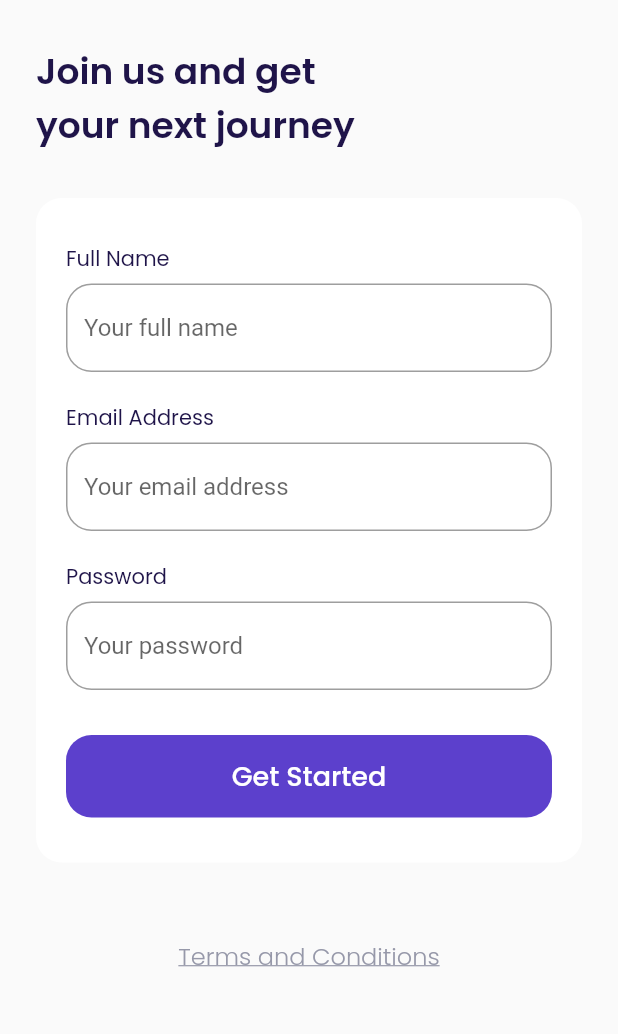
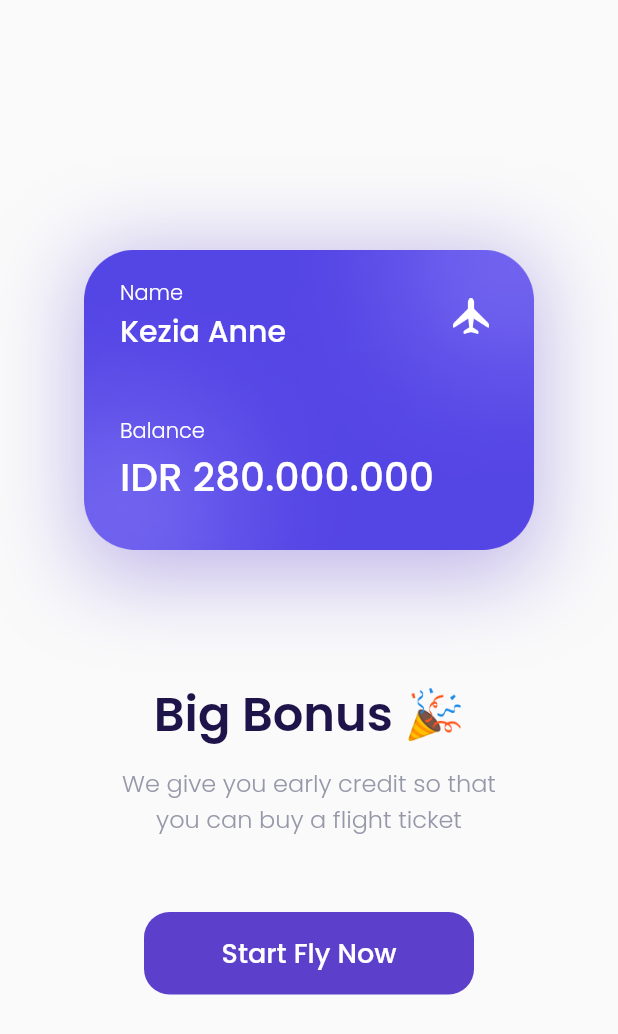
Before and after one commit to whisnuys/flutter-bookflights-app, a Flutter app: the SignUpPage screen opened by its route, after a tap on "Get Started", on a phone screen of 412 x 824 dp. Shown: the top 1034 px of the screen. Run offline on Flutter 3.47's test engine with Material 2 defaults, Android fonts, the phone set to English and light mode, and no system bars; our stand-ins replace google_fonts.

Commit message:
adding a bonus page

```diff
--- a/lib/main.dart
+++ b/lib/main.dart
@@ -1,5 +1,6 @@
 // ignore_for_file: prefer_const_constructors
 
+import 'package:bwa_airplane/ui/pages/bonus_page.dart';
 import 'package:bwa_airplane/ui/pages/get_started_page.dart';
 import 'package:bwa_airplane/ui/pages/signup_page.dart';
 import 'package:bwa_airplane/ui/pages/splash_page.dart';
@@ -18,6 +19,7 @@
         "/": (context) => SplashPage(),
         "/get-started": (context) => GetStartedPage(),
         "/sign-up": (context) => SignUpPage(),
+        "/bonus": (context) => BonusPage(),
       },
     );
   }
--- /dev/null
+++ b/lib/ui/pages/bonus_page.dart
@@ -0,0 +1,161 @@
+// ignore_for_file: prefer_const_constructors
+
+import 'package:flutter/material.dart';
+import '../../shared/theme.dart';
+
+class BonusPage extends StatelessWidget {
+  const BonusPage({Key? key}) : super(key: key);
+
+  @override
+  Widget build(BuildContext context) {
+    Widget bonusCard() {
+      return Container(
+        width: 300,
+        height: 211,
+        padding: EdgeInsets.all(defaultMargin),
+        decoration: BoxDecoration(
+          image: DecorationImage(
+            image: AssetImage(
+              'assets/image_card.png',
+            ),
+          ),
+          boxShadow: [
+            BoxShadow(
+              color: kPrimaryColor.withOpacity(0.4),
+              offset: Offset(0, 10),
+              blurRadius: 50,
+            ),
+          ],
+        ),
+        child: Column(
+          crossAxisAlignment: CrossAxisAlignment.start,
+          children: [
+            Row(
+              children: [
+                Expanded(
+                  child: Column(
+                    crossAxisAlignment: CrossAxisAlignment.start,
+                    children: [
+                      Text(
+                        'Name',
+                        style: whiteTextStyle.copyWith(
+                          fontWeight: light,
+                        ),
+                      ),
+                      Text(
+                        'Kezia Anne',
+                        style: whiteTextStyle.copyWith(
+                          fontSize: 20,
+                          fontWeight: medium,
+                        ),
+                        overflow: TextOverflow.ellipsis,
+                      ),
+                    ],
+                  ),
+                ),
+                Container(
+                  width: 24,
+                  height: 24,
+                  margin: EdgeInsets.only(
+                    right: 6,
+                  ),
+                  decoration: BoxDecoration(
+                    image: DecorationImage(
+                      image: AssetImage(
+                        'assets/icon_plane.png',
+                      ),
+                    ),
+                  ),
+                ),
+              ],
+            ),
+            SizedBox(
+              height: 41,
+            ),
+            Text(
+              'Balance',
+              style: whiteTextStyle.copyWith(
+                fontWeight: light,
+              ),
+            ),
+            Text(
+              'IDR 280.000.000',
+              style: whiteTextStyle.copyWith(
+                fontSize: 26,
+                fontWeight: medium,
+              ),
+            ),
+          ],
+        ),
+      );
+    }
+
+    Widget title() {
+      return Container(
+        margin: EdgeInsets.only(top: 80),
+        child: Text(
+          'Big Bonus 🎉',
+          style: blackTextStyle.copyWith(
+            fontSize: 32,
+            fontWeight: semiBold,
+          ),
+        ),
+      );
+    }
+
+    Widget subTitle() {
+      return Container(
+        margin: EdgeInsets.only(top: 10),
+        child: Text(
+          'We give you early credit so that\nyou can buy a flight ticket',
+          style: greyTextStyle.copyWith(
+            fontSize: 16,
+            fontWeight: light,
+          ),
+          textAlign: TextAlign.center,
+        ),
+      );
+    }
+
+    Widget startButton() {
+      return Container(
+        width: 220,
+        height: 55,
+        margin: EdgeInsets.only(top: 50),
+        child: TextButton(
+          onPressed: () {},
+          style: TextButton.styleFrom(
+            backgroundColor: kPrimaryColor,
+            shape: RoundedRectangleBorder(
+              borderRadius: BorderRadius.circular(
+                defaultRadius,
+              ),
+            ),
+          ),
+          child: Text(
+            'Start Fly Now',
+            style: whiteTextStyle.copyWith(
+              fontSize: 18,
+              fontWeight: medium,
+            ),
+          ),
+        ),
+      );
+    }
+
+    return Scaffold(
+      backgroundColor: kBackgroundColor,
+      body: Center(
+        child: Column(
+          mainAxisAlignment: MainAxisAlignment.center,
+          children: [
+            bonusCard(),
+            title(),
+            subTitle(),
+            startButton(),
+          ],
+        ),
+      ),
+    );
+  }
+}
--- a/lib/ui/pages/signup_page.dart
+++ b/lib/ui/pages/signup_page.dart
@@ -148,7 +148,9 @@
             top: 10,
           ),
           child: TextButton(
-            onPressed: () {},
+            onPressed: () {
+              Navigator.pushNamed(context, '/bonus');
+            },
             style: TextButton.styleFrom(
               backgroundColor: kPrimaryColor,
               shape: RoundedRectangleBorder(
```
